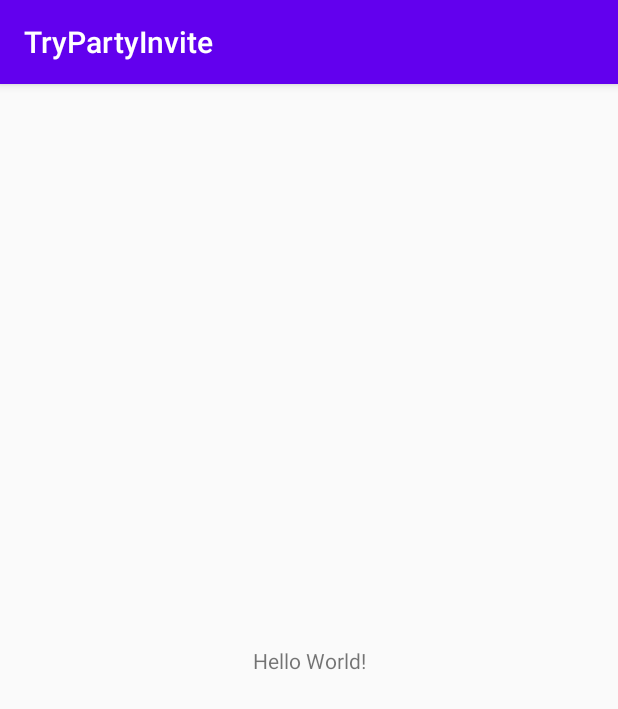
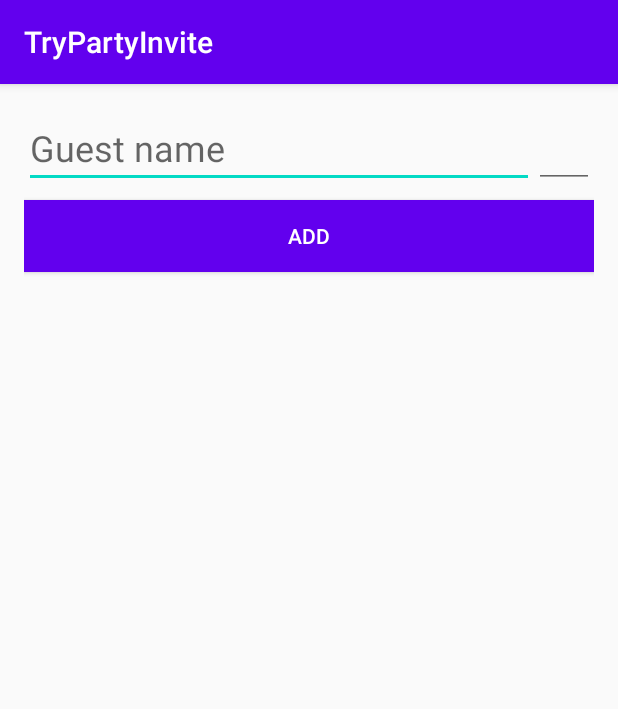
Before and after one commit to lighttt/PartyInvite, an Android app: the screen it shows after launch (MainActivity), on a phone screen of 412 x 824 dp. Shown: the top 709 px of the screen. Run offline under Robolectric (Android 15) with nearby library versions, the phone set to English and light mode, and no system bars.

```diff
--- a/app/build.gradle
+++ b/app/build.gradle
@@ -26,6 +26,7 @@ dependencies {
     implementation fileTree(dir: "libs", include: ["*.jar"])
     implementation 'androidx.appcompat:appcompat:1.1.0'
     implementation 'androidx.constraintlayout:constraintlayout:1.1.3'
+    implementation 'androidx.recyclerview:recyclerview:1.1.0'
     testImplementation 'junit:junit:4.12'
     androidTestImplementation 'androidx.test.ext:junit:1.1.1'
     androidTestImplementation 'androidx.test.espresso:espresso-core:3.2.0'
--- /dev/null
+++ b/app/src/main/java/np/com/manishtuladhar/trypartyinvite/GuestListAdapter.java
@@ -0,0 +1,52 @@
+package np.com.manishtuladhar.trypartyinvite;
+
+import android.content.Context;
+import android.view.LayoutInflater;
+import android.view.View;
+import android.view.ViewGroup;
+import android.widget.TextView;
+
+import androidx.recyclerview.widget.RecyclerView;
+
+
+public class GuestListAdapter extends RecyclerView.Adapter<GuestListAdapter.GuestViewHolder> {
+
+    private Context mContext;
+    public GuestListAdapter(Context context) {
+        this.mContext = context;
+    }
+
+    @Override
+    public GuestViewHolder onCreateViewHolder(ViewGroup parent, int viewType) {
+        LayoutInflater inflater = LayoutInflater.from(mContext);
+        View view = inflater.inflate(R.layout.guest_list_item, parent, false);
+        return new GuestViewHolder(view);
+    }
+
+    @Override
+    public void onBindViewHolder(GuestViewHolder holder, int position) {
+
+    }
+
+
+    @Override
+    public int getItemCount() {
+        return 0;
+    }
+
+
+    class GuestViewHolder extends RecyclerView.ViewHolder {
+
+        // Will display the guest name
+        TextView nameTextView;
+        // Will display the party size number
+        TextView partySizeTextView;
+
+        public GuestViewHolder(View itemView) {
+            super(itemView);
+            nameTextView = (TextView) itemView.findViewById(R.id.name_text_view);
+            partySizeTextView = (TextView) itemView.findViewById(R.id.party_size_text_view);
+        }
+
+    }
+}
--- a/app/src/main/java/np/com/manishtuladhar/trypartyinvite/MainActivity.java
+++ b/app/src/main/java/np/com/manishtuladhar/trypartyinvite/MainActivity.java
@@ -1,14 +1,42 @@
 package np.com.manishtuladhar.trypartyinvite;
 
+import android.os.Bundle;
+import android.view.View;
+
 import androidx.appcompat.app.AppCompatActivity;
+import androidx.recyclerview.widget.LinearLayoutManager;
+import androidx.recyclerview.widget.RecyclerView;
 
-import android.os.Bundle;
 
 public class MainActivity extends AppCompatActivity {
+
+    private GuestListAdapter mAdapter;
 
     @Override
     protected void onCreate(Bundle savedInstanceState) {
         super.onCreate(savedInstanceState);
         setContentView(R.layout.activity_main);
+
+        RecyclerView waitlistRecyclerView;
+
+        waitlistRecyclerView = findViewById(R.id.all_guests_list_view);
+
+        waitlistRecyclerView.setLayoutManager(new LinearLayoutManager(this));
+
+        mAdapter = new GuestListAdapter(this);
+        waitlistRecyclerView.setAdapter(mAdapter);
+
     }
+
+
+    /**
+     * This method is called when user clicks on the Add to waitlist button
+     *
+     * @param view The calling view (button)
+     */
+    public void addToWaitlist(View view) {
+
+    }
+
+
 }
--- /dev/null
+++ b/app/src/main/res/drawable-v24/circle.xml
@@ -0,0 +1,6 @@
+<?xml version="1.0" encoding="utf-8"?>
+<shape xmlns:android="http://schemas.android.com/apk/res/android"
+    android:shape="oval">
+    <solid android:color="@color/colorPrimaryLight" />
+
+</shape>
--- a/app/src/main/res/layout/activity_main.xml
+++ b/app/src/main/res/layout/activity_main.xml
@@ -1,18 +1,51 @@
 <?xml version="1.0" encoding="utf-8"?>
-<androidx.constraintlayout.widget.ConstraintLayout xmlns:android="http://schemas.android.com/apk/res/android"
-    xmlns:app="http://schemas.android.com/apk/res-auto"
+<LinearLayout xmlns:android="http://schemas.android.com/apk/res/android"
     xmlns:tools="http://schemas.android.com/tools"
     android:layout_width="match_parent"
     android:layout_height="match_parent"
-    tools:context=".MainActivity">
+    android:orientation="vertical"
+    android:padding="16dp">
 
-    <TextView
-        android:layout_width="wrap_content"
+    <LinearLayout
+        android:layout_width="match_parent"
+        android:layout_height="wrap_content">
+
+        <EditText
+            android:id="@+id/person_name_edit_text"
+            android:layout_width="0dp"
+            android:layout_height="wrap_content"
+            android:layout_weight="1"
+
+            android:hint="@string/guest_name_hint"
+            android:inputType="textPersonName|textCapWords"
+            android:textAppearance="@style/TextAppearance.AppCompat.Headline" />
+
+        <EditText
+            android:id="@+id/party_count_edit_text"
+            android:layout_width="40dp"
+            android:layout_height="wrap_content"
+            android:contentDescription="@string/party_size_hint"
+            android:gravity="center"
+            android:inputType="number"
+            android:maxLength="2"
+            android:textAppearance="@style/TextAppearance.AppCompat.Headline" />
+    </LinearLayout>
+
+
+    <Button
+        android:id="@+id/add_to_waitlist_button"
+        android:layout_width="match_parent"
         android:layout_height="wrap_content"
-        android:text="Hello World!"
-        app:layout_constraintBottom_toBottomOf="parent"
-        app:layout_constraintLeft_toLeftOf="parent"
-        app:layout_constraintRight_toRightOf="parent"
-        app:layout_constraintTop_toTopOf="parent" />
+        android:layout_marginBottom="8dp"
+        android:layout_marginTop="8dp"
+        android:background="@color/colorPrimary"
+        android:onClick="addToWaitlist"
+        android:text="@string/add_button_text"
+        android:textAppearance="@style/TextAppearance.AppCompat.Widget.Button.Inverse" />
 
-</androidx.constraintlayout.widget.ConstraintLayout>
+    <android.support.v7.widget.RecyclerView
+        android:id="@+id/all_guests_list_view"
+        android:layout_width="match_parent"
+        android:layout_height="match_parent" />
+
+</LinearLayout>
--- a/app/src/main/res/values/colors.xml
+++ b/app/src/main/res/values/colors.xml
@@ -1,5 +1,6 @@
 <?xml version="1.0" encoding="utf-8"?>
 <resources>
+    <color name="colorPrimaryLight">#7986CB</color>
     <color name="colorPrimary">#6200EE</color>
     <color name="colorPrimaryDark">#3700B3</color>
     <color name="colorAccent">#03DAC5</color>
--- a/app/src/main/res/values/strings.xml
+++ b/app/src/main/res/values/strings.xml
@@ -1,3 +1,8 @@
 <resources>
     <string name="app_name">TryPartyInvite</string>
+    <string name="guest_name_hint">Guest name</string>
+    <string name="party_size_hint">Party size (max 99)</string>
+    <string name="add_button_text">ADD</string>
+    <string name="default_guest_name">[Guest name]</string>
+    <string name="default_party_size">\?</string>
 </resources>
```
Also changed, not shown: app/src/main/java/np/com/manishtuladhar/trypartyinvite/data/WaitListDBHelper.java (added, +46 -0 lines), app/src/main/java/np/com/manishtuladhar/trypartyinvite/data/WaitlistContract.java (added, +16 -0 lines), app/src/main/res/layout/guest_list_item.xml (added, +31 -0 lines).
